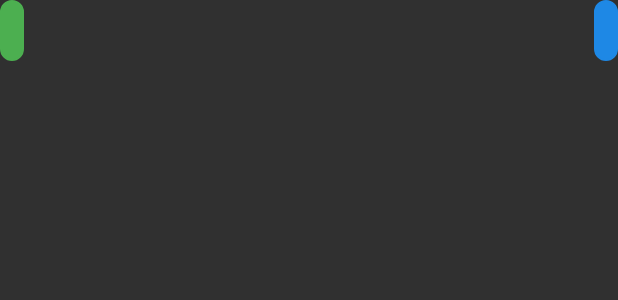
After one commit to josh-wilkinson/FAUNA_Image_Classification, an Android app built with Jetpack Compose: the layout chat_item.xml on its own in the app's theme, with its tools: preview values and no code run, on a phone screen of 412 x 824 dp. The commit adds this screen. Shown: the top 300 px of the screen. Run offline under Robolectric (Android 15) with nearby library versions, the phone set to English and light mode, and no system bars.

Commit message:
created layouts for chat

```diff
--- /dev/null
+++ b/FAUNA/src/main/res/drawable/baseline_send_24.xml
@@ -0,0 +1,5 @@
+<vector android:autoMirrored="true" android:height="48dp"
+    android:tint="#12DB73" android:viewportHeight="24"
+    android:viewportWidth="24" android:width="48dp" xmlns:android="http://schemas.android.com/apk/res/android">
+    <path android:fillColor="@android:color/white" android:pathData="M2.01,21L23,12 2.01,3 2,10l15,2 -15,2z"/>
+</vector>
--- /dev/null
+++ b/FAUNA/src/main/res/layout/chat_item.xml
@@ -0,0 +1,42 @@
+<?xml version="1.0" encoding="utf-8"?>
+<RelativeLayout xmlns:android="http://schemas.android.com/apk/res/android"
+    android:layout_width="match_parent"
+    android:layout_height="wrap_content">
+
+    <LinearLayout
+        android:layout_width="wrap_content"
+        android:layout_height="wrap_content"
+        android:id="@+id/left_chat_view"
+        android:background="@drawable/rounded_corner"
+        android:backgroundTint="#4CAF50"
+        android:padding="8dp"
+        android:layout_marginEnd="80dp"
+        >
+        <TextView
+            android:layout_width="wrap_content"
+            android:layout_height="wrap_content"
+            android:id="@+id/left_chat_text_view"
+            android:textColor="@color/white"
+            android:textSize="18sp"
+            />
+    </LinearLayout>
+    <LinearLayout
+        android:layout_width="wrap_content"
+        android:layout_height="wrap_content"
+        android:id="@+id/right_chat_view"
+        android:layout_alignParentEnd="true"
+        android:background="@drawable/rounded_corner"
+        android:backgroundTint="#1E88E5"
+        android:padding="8dp"
+        android:layout_marginStart="80dp"
+        >
+        <TextView
+            android:layout_width="wrap_content"
+            android:layout_height="wrap_content"
+            android:id="@+id/right_chat_text_view"
+            android:textColor="@color/white"
+            android:textSize="18sp"
+            />
+    </LinearLayout>
+
+</RelativeLayout>
```
Also changed, not shown: FAUNA/src/main/res/layout/chat_popup.xml (+55 -3 lines).
